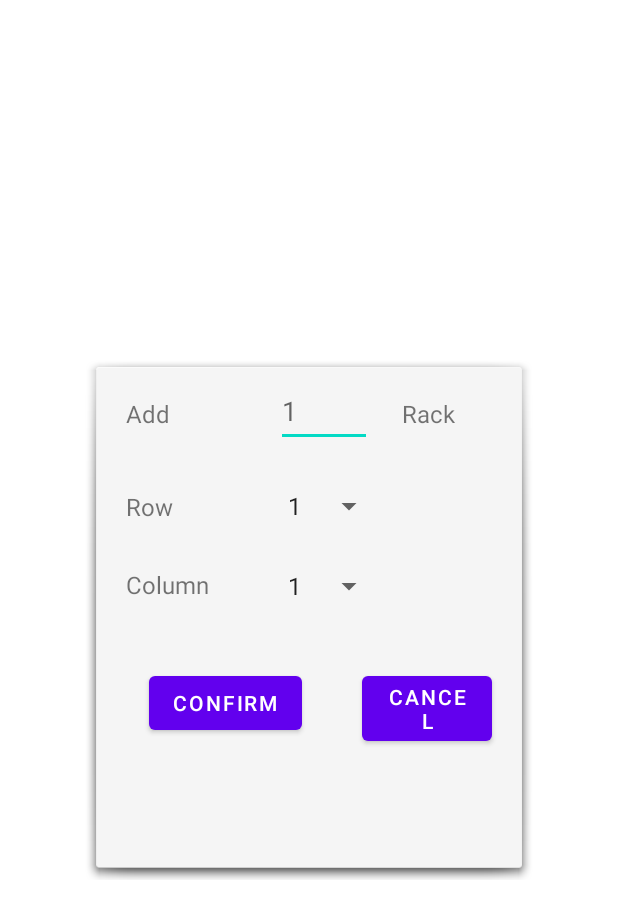
After one commit to chencc438/Hotayi, an Android app: the layout warehouse_popup_window.xml on its own in the app's theme, with its tools: preview values and no code run, on a phone screen of 412 x 824 dp. The commit adds this screen. Shown: the top 919 px of the screen. Run offline under Robolectric (Android 15) with nearby library versions, the phone set to English and light mode, and no system bars.

Commit message:
addrack to db

```diff
--- a/app/src/main/AndroidManifest.xml
+++ b/app/src/main/AndroidManifest.xml
@@ -14,13 +14,15 @@
             android:screenOrientation="fullSensor"
             tools:replace="screenOrientation"/>
         <activity android:name=".MainActivity"
-            android:exported="true">
+            android:exported="true"
+            android:launchMode="singleTop">
             <intent-filter>
                 <action android:name="android.intent.action.MAIN" />
 
                 <category android:name="android.intent.category.LAUNCHER" />
             </intent-filter>
         </activity>
+
     </application>
 
 </manifest>
--- /dev/null
+++ b/app/src/main/res/layout/warehouse_popup_window.xml
@@ -0,0 +1,111 @@
+<?xml version="1.0" encoding="utf-8"?>
+<RelativeLayout xmlns:android="http://schemas.android.com/apk/res/android"
+    android:layout_width="300dp"
+    android:layout_height="350dp"
+    android:layout_alignParentTop="false"
+    android:layout_gravity="center"
+    android:background="@android:drawable/dialog_holo_light_frame"
+    android:focusableInTouchMode="false"
+    android:isScrollContainer="false">
+
+    <TextView
+        android:id="@+id/textView_pop1"
+        android:layout_width="80dp"
+        android:layout_height="wrap_content"
+        android:layout_marginStart="20dp"
+        android:layout_marginTop="20dp"
+        android:layout_marginBottom="20dp"
+        android:text="@string/add"
+        android:textSize="16sp" />
+
+    <EditText
+        android:id="@+id/input_num"
+        android:layout_width="wrap_content"
+        android:layout_height="wrap_content"
+        android:layout_marginStart="20dp"
+        android:layout_marginTop="5dp"
+        android:layout_marginBottom="15dp"
+        android:layout_toEndOf="@id/textView_pop1"
+        android:ems="3"
+        android:hint="@string/_1"
+        android:inputType="numberSigned"
+        android:maxLength="1"
+        android:minHeight="48dp" />
+
+    <TextView
+        android:id="@+id/textView_pop2"
+        android:layout_width="wrap_content"
+        android:layout_height="wrap_content"
+        android:layout_marginStart="20dp"
+        android:layout_marginTop="20dp"
+        android:layout_marginEnd="20dp"
+        android:layout_marginBottom="20dp"
+        android:layout_toEndOf="@id/input_num"
+        android:text="@string/rack"
+        android:textSize="16sp" />
+
+    <TextView
+        android:id="@+id/textView_pop3"
+        android:layout_width="80dp"
+        android:layout_height="wrap_content"
+        android:layout_below="@id/textView_pop1"
+        android:layout_marginLeft="20dp"
+        android:layout_marginTop="20dp"
+        android:layout_marginRight="20dp"
+        android:layout_marginBottom="20dp"
+        android:text="@string/row"
+        android:textSize="16sp" />
+
+    <TextView
+        android:id="@+id/textView_pop4"
+        android:layout_width="80dp"
+        android:layout_height="wrap_content"
+        android:layout_below="@id/textView_pop3"
+        android:layout_marginLeft="20dp"
+        android:layout_marginTop="10dp"
+        android:layout_marginRight="20dp"
+        android:text="@string/column"
+        android:textSize="16sp" />
+
+    <Button
+        android:id="@+id/btn_Confirm"
+        android:layout_width="wrap_content"
+        android:layout_height="wrap_content"
+        android:layout_marginStart="35dp"
+        android:layout_marginTop="200dp"
+        android:layout_marginEnd="20dp"
+        android:text="@string/confirm" />
+
+    <Button
+        android:id="@+id/btn_Cancel"
+        android:layout_width="wrap_content"
+        android:layout_height="wrap_content"
+        android:layout_marginLeft="20dp"
+        android:layout_marginTop="200dp"
+        android:layout_marginRight="20dp"
+        android:layout_toEndOf="@id/btn_Confirm"
+        android:text="@string/cancel" />
+
+    <Spinner
+        android:id="@+id/spn_Row"
+        android:layout_width="wrap_content"
+        android:layout_height="wrap_content"
+        android:layout_below="@id/input_num"
+        android:layout_marginBottom="5dp"
+        android:layout_toEndOf="@id/textView_pop3"
+        android:dropDownWidth="70dp"
+        android:entries="@array/singednumber"
+        android:minHeight="48dp" />
+
+    <Spinner
+        android:id="@+id/spn_Col"
+        android:layout_width="wrap_content"
+        android:layout_height="wrap_content"
+        android:layout_below="@id/spn_Row"
+        android:layout_toEndOf="@id/textView_pop4"
+        android:dropDownWidth="70dp"
+        android:entries="@array/singednumber"
+        android:minHeight="48dp" />
+
+
+</RelativeLayout>
--- /dev/null
+++ b/app/src/main/res/values/arrays.xml
@@ -0,0 +1,18 @@
+<?xml version="1.0" encoding="utf-8"?>
+<resources>
+    <string-array name="warehouse">
+        <item><b>Rack Management</b></item>
+        <item>Add Rack</item>
+        <item>Remove Rack</item>
+    </string-array>
+
+    <string-array name="singednumber">
+        <item>1</item>
+        <item>2</item>
+        <item>3</item>
+        <item>4</item>
+        <item>5</item>
+        <item>6</item>
+        <item>7</item>
+    </string-array>
+</resources>
--- a/app/src/main/res/values/strings.xml
+++ b/app/src/main/res/values/strings.xml
@@ -10,4 +10,11 @@
     <string name="receive_product">Receive Product</string>
     <string name="add_product">Add Product</string>
     <string name="product_details">Product Details</string>
+    <string name="add">Add</string>
+    <string name="_1">1</string>
+    <string name="rack">Rack</string>
+    <string name="row">Row</string>
+    <string name="column">Column</string>
+    <string name="confirm">Confirm</string>
+    <string name="cancel">Cancel</string>
 </resources>
```
Also changed, not shown: app/src/main/java/my/edu/tarc/hotayi/WarehouseMapFragment.kt (+91 -12 lines), app/src/main/java/my/edu/tarc/hotayi/dataclass/Rack.kt (added, +7 -0 lines), app/src/main/res/layout/fragment_warehouse_map.xml (+16 -28 lines).
